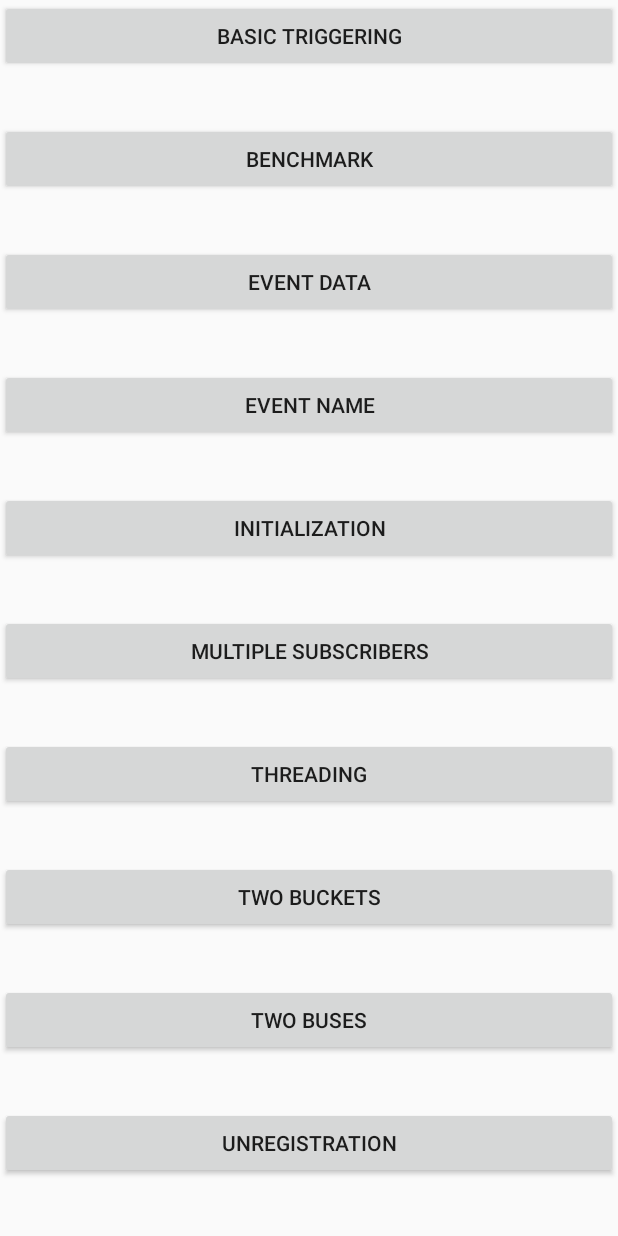
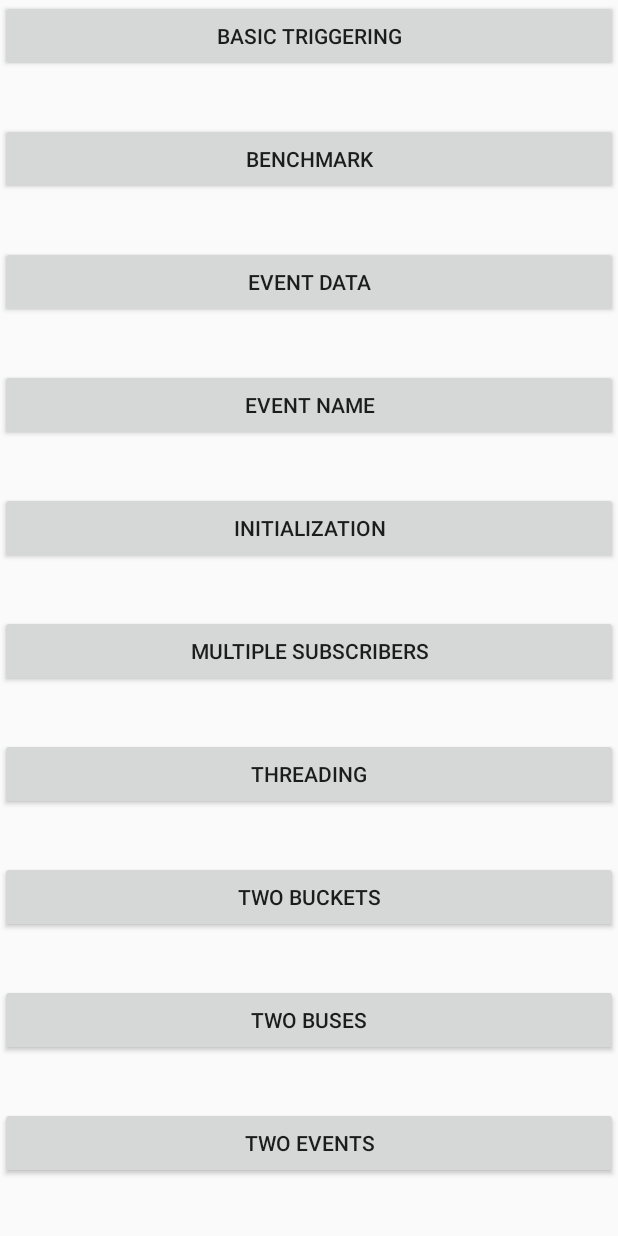
Before and after one commit to coshx/drekkar, an Android app: the screen it shows after launch (MainActivity), on a phone screen of 412 x 824 dp. Run offline under Robolectric (Android 15) with nearby library versions, the phone set to English and light mode, and no system bars.

Commit message:
Tests two events

```diff
--- a/app/src/main/AndroidManifest.xml
+++ b/app/src/main/AndroidManifest.xml
@@ -34,6 +34,7 @@
         <activity android:name=".ThreadingActivity" />
         <activity android:name=".TwoBucketActivity" />
         <activity android:name=".TwoBusActivity" />
+        <activity android:name=".TwoEventActivity" />
         <activity android:name=".UnregistrationActivity" />
     </application>
 
--- a/app/src/main/java/com/coshx/drekkartest/MainActivity.java
+++ b/app/src/main/java/com/coshx/drekkartest/MainActivity.java
@@ -117,6 +117,17 @@ public class MainActivity extends Activity {
             }
         );
 
+        findViewById(R.id.two_event_trigger).setOnClickListener(
+            new View.OnClickListener() {
+                @Override
+                public void onClick(View v) {
+                    startActivity(
+                        new Intent(getApplication(), TwoEventActivity.class)
+                    );
+                }
+            }
+        );
+
         findViewById(R.id.unregistration_trigger).setOnClickListener(
             new View.OnClickListener() {
                 @Override
--- a/app/src/main/res/layout/activity_main.xml
+++ b/app/src/main/res/layout/activity_main.xml
@@ -87,6 +87,14 @@
             />
 
         <Button
+            android:id="@+id/two_event_trigger"
+            android:layout_width="match_parent"
+            android:layout_height="wrap_content"
+            android:layout_marginTop="34dp"
+            android:text="Two events"
+            />
+
+        <Button
             android:id="@+id/unregistration_trigger"
             android:layout_width="match_parent"
             android:layout_height="wrap_content"
```
Also changed, not shown: app/src/main/java/com/coshx/drekkartest/TwoEventActivity.java (added, +46 -0 lines), 2 other files.
